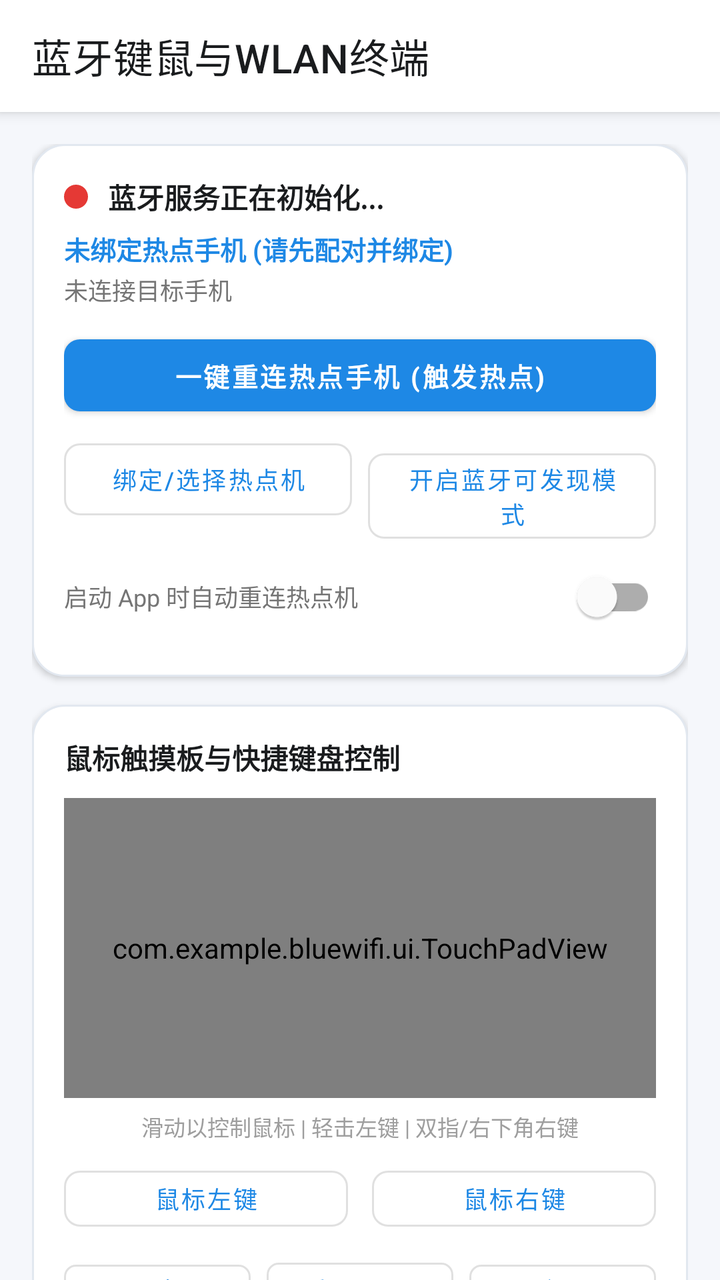
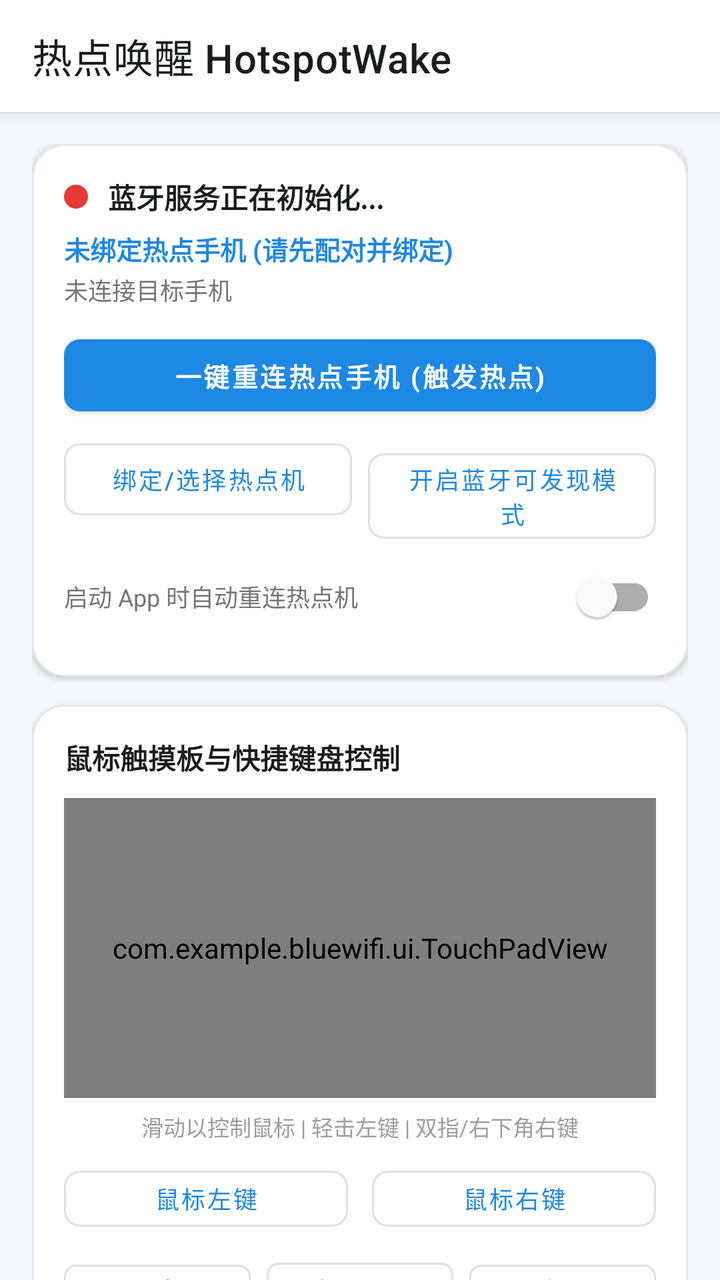

Before-and-after screenshots of an Android layout around one commit, followed by the original layout XML and the change that was made.
<!-- AndroidManifest.xml: application theme Theme.BlueWifi -->
<!-- res/layout/activity_main.xml -->
<?xml version="1.0" encoding="utf-8"?>
<androidx.coordinatorlayout.widget.CoordinatorLayout
    xmlns:android="http://schemas.android.com/apk/res/android"
    xmlns:app="http://schemas.android.com/apk/res-auto"
    xmlns:tools="http://schemas.android.com/tools"
    android:layout_width="match_parent"
    android:layout_height="match_parent"
    android:background="@color/background">

    <com.google.android.material.appbar.AppBarLayout
        android:layout_width="match_parent"
        android:layout_height="wrap_content"
        android:background="@color/surface">

        <com.google.android.material.appbar.MaterialToolbar
            android:id="@+id/toolbar"
            android:layout_width="match_parent"
            android:layout_height="?attr/actionBarSize"
            app:title="@string/app_name"
            app:titleTextColor="@color/text_primary" />

    </com.google.android.material.appbar.AppBarLayout>

    <androidx.core.widget.NestedScrollView
        android:layout_width="match_parent"
        android:layout_height="match_parent"
        android:fillViewport="true"
        app:layout_behavior="@string/appbar_scrolling_view_behavior">

        <LinearLayout
            android:layout_width="match_parent"
            android:layout_height="wrap_content"
            android:orientation="vertical"
            android:padding="16dp">

            
            <LinearLayout
                android:layout_width="match_parent"
                android:layout_height="wrap_content"
                android:background="@drawable/bg_card"
                android:orientation="vertical"
                android:padding="16dp"
                android:elevation="2dp">

                <LinearLayout
                    android:layout_width="match_parent"
                    android:layout_height="wrap_content"
                    android:gravity="center_vertical"
                    android:orientation="horizontal">

                    <View
                        android:id="@+id/viewStatusDot"
                        android:layout_width="12dp"
                        android:layout_height="12dp"
                        android:background="@drawable/bg_status_dot" />

                    <TextView
                        android:id="@+id/tvBtStatus"
                        android:layout_width="0dp"
                        android:layout_height="wrap_content"
                        android:layout_marginStart="10dp"
                        android:layout_weight="1"
                        android:text="@string/bt_status_uninitialized"
                        android:textColor="@color/text_primary"
                        android:textSize="14sp"
                        android:textStyle="bold" />

                    <com.google.android.material.button.MaterialButton
                        android:id="@+id/btnRetryBt"
                        style="@style/Widget.MaterialComponents.Button.TextButton"
                        android:layout_width="wrap_content"
                        android:layout_height="36dp"
                        android:minWidth="0dp"
                        android:paddingHorizontal="8dp"
                        android:text="重新初始化"
                        android:textSize="12sp"
                        android:visibility="gone" />
                </LinearLayout>

                
                <TextView
                    android:id="@+id/tvBoundHost"
                    android:layout_width="wrap_content"
                    android:layout_height="wrap_content"
                    android:layout_marginTop="6dp"
                    android:text="@string/status_unbound_host"
                    android:textColor="@color/primary"
                    android:textSize="13sp"
                    android:textStyle="bold" />

                <TextView
                    android:id="@+id/tvConnectedDevice"
                    android:layout_width="wrap_content"
                    android:layout_height="wrap_content"
                    android:layout_marginTop="2dp"
                    android:text="未连接目标手机"
                    android:textColor="@color/text_secondary"
                    android:textSize="12sp" />

                
                <com.google.android.material.button.MaterialButton
                    android:id="@+id/btnReconnectHost"
                    android:layout_width="match_parent"
                    android:layout_height="48dp"
                    android:layout_marginTop="10dp"
                    android:text="@string/btn_reconnect_host"
                    android:textSize="13sp"
                    android:textStyle="bold"
                    app:cornerRadius="8dp" />

                <LinearLayout
                    android:layout_width="match_parent"
                    android:layout_height="wrap_content"
                    android:layout_marginTop="4dp"
                    android:orientation="horizontal">

                    <com.google.android.material.button.MaterialButton
                        android:id="@+id/btnBindHost"
                        style="@style/Widget.MaterialComponents.Button.OutlinedButton"
                        android:layout_width="0dp"
                        android:layout_height="wrap_content"
                        android:layout_marginEnd="4dp"
                        android:layout_weight="1"
                        android:text="@string/btn_bind_host"
                        android:textSize="12sp"
                        app:cornerRadius="8dp" />

                    <com.google.android.material.button.MaterialButton
                        android:id="@+id/btnMakeDiscoverable"
                        style="@style/Widget.MaterialComponents.Button.OutlinedButton"
                        android:layout_width="0dp"
                        android:layout_height="wrap_content"
                        android:layout_marginStart="4dp"
                        android:layout_weight="1"
                        android:text="@string/btn_make_discoverable"
                        android:textSize="12sp"
                        app:cornerRadius="8dp" />
                </LinearLayout>

                
                <com.google.android.material.switchmaterial.SwitchMaterial
                    android:id="@+id/switchAutoConnect"
                    android:layout_width="match_parent"
                    android:layout_height="wrap_content"
                    android:layout_marginTop="4dp"
                    android:text="@string/switch_auto_connect"
                    android:textColor="@color/text_secondary"
                    android:textSize="12sp" />

            </LinearLayout>

            
            <LinearLayout
                android:layout_width="match_parent"
                android:layout_height="wrap_content"
                android:layout_marginTop="14dp"
                android:background="@drawable/bg_card"
                android:orientation="vertical"
                android:padding="16dp"
                android:elevation="2dp">

                <TextView
                    android:layout_width="wrap_content"
                    android:layout_height="wrap_content"
                    android:text="鼠标触摸板与快捷键盘控制"
                    android:textColor="@color/text_primary"
                    android:textSize="14sp"
                    android:textStyle="bold" />

                
                <com.example.bluewifi.ui.TouchPadView
                    android:id="@+id/touchPadView"
                    android:layout_width="match_parent"
                    android:layout_height="150dp"
                    android:layout_marginTop="10dp" />

                <TextView
                    android:layout_width="match_parent"
                    android:layout_height="wrap_content"
                    android:layout_marginTop="6dp"
                    android:gravity="center"
                    android:text="@string/touchpad_hint"
                    android:textColor="@color/text_hint"
                    android:textSize="11sp" />

                
                <LinearLayout
                    android:layout_width="match_parent"
                    android:layout_height="wrap_content"
                    android:layout_marginTop="8dp"
                    android:orientation="horizontal">

                    <com.google.android.material.button.MaterialButton
                        android:id="@+id/btnLeftClick"
                        style="@style/Widget.MaterialComponents.Button.OutlinedButton"
                        android:layout_width="0dp"
                        android:layout_height="40dp"
                        android:layout_marginEnd="6dp"
                        android:layout_weight="1"
                        android:text="@string/btn_left_click"
                        android:textSize="12sp"
                        app:cornerRadius="8dp" />

                    <com.google.android.material.button.MaterialButton
                        android:id="@+id/btnRightClick"
                        style="@style/Widget.MaterialComponents.Button.OutlinedButton"
                        android:layout_width="0dp"
                        android:layout_height="40dp"
                        android:layout_marginStart="6dp"
                        android:layout_weight="1"
                        android:text="@string/btn_right_click"
                        android:textSize="12sp"
                        app:cornerRadius="8dp" />
                </LinearLayout>

                
                <LinearLayout
                    android:layout_width="match_parent"
                    android:layout_height="wrap_content"
                    android:layout_marginTop="6dp"
                    android:orientation="horizontal">

                    <com.google.android.material.button.MaterialButton
                        android:id="@+id/btnKeyEnter"
                        style="@style/Widget.MaterialComponents.Button.OutlinedButton"
                        android:layout_width="0dp"
                        android:layout_height="38dp"
                        android:layout_marginEnd="4dp"
                        android:layout_weight="1"
                        android:text="@string/btn_key_enter"
                        android:textSize="11sp"
                        app:cornerRadius="6dp" />

                    <com.google.android.material.button.MaterialButton
                        android:id="@+id/btnKeyBack"
                        style="@style/Widget.MaterialComponents.Button.OutlinedButton"
                        android:layout_width="0dp"
                        android:layout_height="38dp"
                        android:layout_marginHorizontal="4dp"
                        android:layout_weight="1"
                        android:text="@string/btn_key_back"
                        android:textSize="11sp"
                        app:cornerRadius="6dp" />

                    <com.google.android.material.button.MaterialButton
                        android:id="@+id/btnKeyHome"
                        style="@style/Widget.MaterialComponents.Button.OutlinedButton"
                        android:layout_width="0dp"
                        android:layout_height="38dp"
                        android:layout_marginStart="4dp"
                        android:layout_weight="1"
                        android:text="@string/btn_key_home"
                        android:textSize="11sp"
                        app:cornerRadius="6dp" />
                </LinearLayout>

                
                <LinearLayout
                    android:layout_width="match_parent"
                    android:layout_height="wrap_content"
                    android:layout_marginTop="6dp"
                    android:orientation="horizontal">

                    <com.google.android.material.button.MaterialButton
                        android:id="@+id/btnKeyVolUp"
                        style="@style/Widget.MaterialComponents.Button.OutlinedButton"
                        android:layout_width="0dp"
                        android:layout_height="38dp"
                        android:layout_marginEnd="4dp"
                        android:layout_weight="1"
                        android:text="@string/btn_key_vol_up"
                        android:textSize="11sp"
                        app:cornerRadius="6dp" />

                    <com.google.android.material.button.MaterialButton
                        android:id="@+id/btnKeyVolDown"
                        style="@style/Widget.MaterialComponents.Button.OutlinedButton"
                        android:layout_width="0dp"
                        android:layout_height="38dp"
                        android:layout_marginStart="4dp"
                        android:layout_weight="1"
                        android:text="@string/btn_key_vol_down"
                        android:textSize="11sp"
                        app:cornerRadius="6dp" />
                </LinearLayout>

            </LinearLayout>

            
            <LinearLayout
                android:layout_width="match_parent"
                android:layout_height="wrap_content"
                android:layout_marginTop="14dp"
                android:background="@drawable/bg_card"
                android:orientation="vertical"
                android:padding="16dp"
                android:elevation="2dp">

                <LinearLayout
                    android:layout_width="match_parent"
                    android:layout_height="wrap_content"
                    android:gravity="center_vertical"
                    android:orientation="horizontal">

                    <TextView
                        android:layout_width="0dp"
                        android:layout_height="wrap_content"
                        android:layout_weight="1"
                        android:text="WLAN 列表"
                        android:textColor="@color/text_primary"
                        android:textSize="14sp"
                        android:textStyle="bold" />

                    <com.google.android.material.button.MaterialButton
                        android:id="@+id/btnScanWifi"
                        style="@style/Widget.MaterialComponents.Button.TextButton"
                        android:layout_width="wrap_content"
                        android:layout_height="wrap_content"
                        android:text="@string/btn_scan_wifi"
                        android:textSize="12sp" />
                </LinearLayout>

                <TextView
                    android:id="@+id/tvCurrentWifi"
                    android:layout_width="wrap_content"
                    android:layout_height="wrap_content"
                    android:layout_marginTop="2dp"
                    android:text="当前 WLAN: 未连接"
                    android:textColor="@color/text_secondary"
                    android:textSize="12sp" />

                
                <ProgressBar
                    android:id="@+id/pbWifiScanning"
                    style="?android:attr/progressBarStyleHorizontal"
                    android:layout_width="match_parent"
                    android:layout_height="wrap_content"
                    android:layout_marginTop="4dp"
                    android:indeterminate="true"
                    android:visibility="gone" />

                
                <androidx.recyclerview.widget.RecyclerView
                    android:id="@+id/rvWifiList"
                    android:layout_width="match_parent"
                    android:layout_height="220dp"
                    android:layout_marginTop="8dp"
                    android:overScrollMode="never" />

                <TextView
                    android:id="@+id/tvWifiEmpty"
                    android:layout_width="match_parent"
                    android:layout_height="wrap_content"
                    android:layout_marginTop="16dp"
                    android:gravity="center"
                    android:text="@string/wifi_empty"
                    android:textColor="@color/text_hint"
                    android:textSize="12sp"
                    android:visibility="gone" />

                <com.google.android.material.button.MaterialButton
                    android:id="@+id/btnOpenWifiSettings"
                    style="@style/Widget.MaterialComponents.Button.OutlinedButton"
                    android:layout_width="match_parent"
                    android:layout_height="wrap_content"
                    android:layout_marginTop="12dp"
                    android:text="@string/btn_open_wifi_settings"
                    android:textSize="12sp"
                    app:cornerRadius="8dp" />

            </LinearLayout>

        </LinearLayout>
    </androidx.core.widget.NestedScrollView>

</androidx.coordinatorlayout.widget.CoordinatorLayout>
<!-- resources referenced by this layout -->
<resources>
  <color name="background">#F5F7FB</color>
  <color name="primary">#1E88E5</color>
  <color name="surface">#FFFFFF</color>
  <color name="text_hint">#9E9E9E</color>
  <color name="text_primary">#1A1C1E</color>
  <color name="text_secondary">#757575</color>
  <!-- drawable bg_card (drawable) -->
  <?xml version="1.0" encoding="utf-8"?>
  <shape xmlns:android="http://schemas.android.com/apk/res/android"
      android:shape="rectangle">
      <solid android:color="@color/surface_card" />
      <corners android:radius="16dp" />
      <stroke android:width="1dp" android:color="#E2E8F0" />
  </shape>
  <!-- drawable bg_status_dot (drawable) -->
  <?xml version="1.0" encoding="utf-8"?>
  <shape xmlns:android="http://schemas.android.com/apk/res/android"
      android:shape="oval">
      <solid android:color="@color/status_disconnected" />
      <size android:width="12dp" android:height="12dp" />
  </shape>
  <string name="app_name">蓝牙键鼠与WLAN终端</string>
  <string name="bt_status_uninitialized">蓝牙服务正在初始化...</string>
  <string name="btn_bind_host">绑定/选择热点机</string>
  <string name="btn_key_back">返回(Esc)</string>
  <string name="btn_key_enter">回车(Enter)</string>
  <string name="btn_key_home">主页(Home)</string>
  <string name="btn_key_vol_down">音量-</string>
  <string name="btn_key_vol_up">音量+</string>
  <string name="btn_left_click">鼠标左键</string>
  <string name="btn_make_discoverable">开启蓝牙可发现模式</string>
  <string name="btn_open_wifi_settings">打开系统 WLAN 设置</string>
  <string name="btn_reconnect_host">一键重连热点手机 (触发热点)</string>
  <string name="btn_right_click">鼠标右键</string>
  <string name="btn_scan_wifi">刷新 WLAN 列表</string>
  <string name="status_unbound_host">未绑定热点手机 (请先配对并绑定)</string>
  <string name="switch_auto_connect">启动 App 时自动重连热点机</string>
  <string name="touchpad_hint">滑动以控制鼠标 | 轻击左键 | 双指/右下角右键</string>
  <string name="wifi_empty">暂无扫描结果，请点击右上角刷新</string>
  <style name="Theme.BlueWifi" parent="Theme.MaterialComponents.DayNight.NoActionBar">
          <item name="colorPrimary">@color/primary</item>
          <item name="colorPrimaryVariant">@color/primary_dark</item>
          <item name="colorOnPrimary">@color/surface</item>
          <item name="colorSecondary">@color/accent</item>
          <item name="android:statusBarColor">@color/primary_dark</item>
          <item name="android:windowBackground">@color/background</item>
      </style>
  <color name="surface_card">#FFFFFF</color>
  <color name="status_disconnected">#E53935</color>
  <color name="primary_dark">#1565C0</color>
  <color name="accent">#00E676</color>
</resources>

<!-- the commit's change to res/layout/activity_main.xml (unified diff, before → after) -->
@@ -16,7 +16,7 @@
             android:id="@+id/toolbar"
             android:layout_width="match_parent"
             android:layout_height="?attr/actionBarSize"
-            app:title="@string/app_name"
+            app:title="@string/app_title"
             app:titleTextColor="@color/text_primary" />
 
     </com.google.android.material.appbar.AppBarLayout>
<!-- resource entries referenced after the edit -->
@@ -21,7 +21,7 @@
       <solid android:color="@color/status_disconnected" />
       <size android:width="12dp" android:height="12dp" />
   </shape>
-  <string name="app_name">蓝牙键鼠与WLAN终端</string>
+  <string name="app_title">热点唤醒 HotspotWake</string>
   <string name="bt_status_uninitialized">蓝牙服务正在初始化...</string>
   <string name="btn_bind_host">绑定/选择热点机</string>
   <string name="btn_key_back">返回(Esc)</string>
